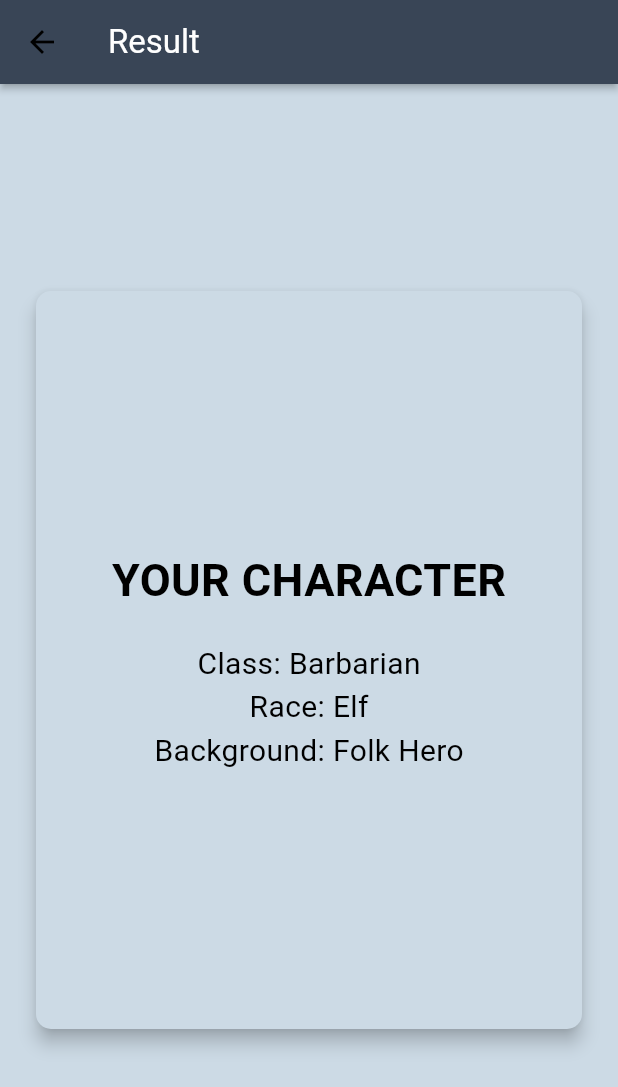
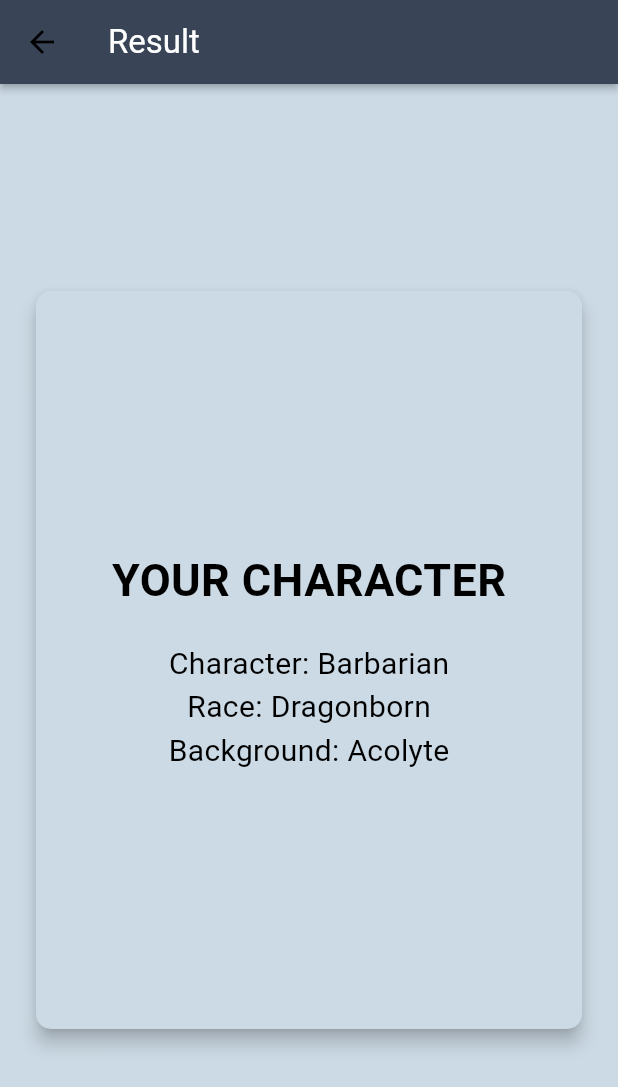
Before and after one commit to FormOfShred/dnd-quiz-app, a Flutter app: the Result screen opened directly with empty values, on a phone screen of 412 x 824 dp. Shown: the top 1087 px of the screen. Run offline on Flutter 3.47's test engine with Material 2 defaults, Android fonts, the phone set to English and light mode, and no system bars.

Commit message:
up to date

```diff
--- a/lib/data/character_state_data.dart
+++ b/lib/data/character_state_data.dart
@@ -65,7 +65,7 @@ class CharacterState {
 
     // find class with highest int
     int highestClass = 0;
-    String highestClassString = "";
+    String highestClassString = characterState[0].entries.first.key;
     for (var map in characterState[0].entries) {
       if (map.value > highestClass) {
         highestClass = map.value;
@@ -74,6 +74,28 @@ class CharacterState {
       characterMap["Class"] = highestClassString;
     }
 
+    // find race with highest int
+    int highestRace = 0;
+    String highestRaceString = characterState[1].entries.first.key;
+    for (var map in characterState[1].entries) {
+      if (map.value > highestRace) {
+        highestRace = map.value;
+        highestRaceString = map.key;
+      }
+      characterMap["Race"] = highestRaceString;
+    }
+
+    // find background with highest int
+    int highestBackground = 0;
+    String highestBackgroundString = characterState[2].entries.first.key;
+    for (var map in characterState[2].entries) {
+      if (map.value > highestBackground) {
+        highestBackground = map.value;
+        highestBackgroundString = map.key;
+      }
+      characterMap["Background"] = highestBackgroundString;
+    }
+
     return characterMap;
   }
 }
--- a/lib/src/result.dart
+++ b/lib/src/result.dart
@@ -4,6 +4,10 @@ import 'package:flutter/material.dart';
 class Result extends StatelessWidget {
   final CharacterState characterState;
   const Result({Key? key, required this.characterState}) : super(key: key);
+
+  Map<String, String> characterData(CharacterState character) {
+    return character.calculateCharacter();
+  }
 
   @override
   Widget build(BuildContext context) => Scaffold(
@@ -23,15 +27,20 @@ class Result extends StatelessWidget {
               Navigator.pushNamedAndRemoveUntil(context, '/', (route) => false),
         ),
       ),
-      body: const Center(
+      body: Center(
           child: SingleChildScrollView(
               child: Padding(
-                  padding: EdgeInsets.all(20.0), child: ResultCard()))));
+                  padding: const EdgeInsets.all(20.0),
+                  child: ResultCard(
+                    character: characterData(characterState),
+                  )))));
 }
 
 class ResultCard extends StatelessWidget {
+  final Map<String, String> character;
   const ResultCard({
     super.key,
+    required this.character,
   });
 
   @override
@@ -55,21 +64,21 @@ class ResultCard extends StatelessWidget {
                         fontWeight: FontWeight.bold)),
                 const SizedBox(height: 20),
                 Text(
-                  "Class: Barbarian",
+                  'Character: ${character["Class"]}',
                   style: TextStyle(
                       color: Theme.of(context).colorScheme.onSurface,
                       fontSize: 20,
                       fontWeight: FontWeight.w400),
                 ),
                 Text(
-                  "Race: Elf",
+                  "Race: ${character["Race"]}",
                   style: TextStyle(
                       color: Theme.of(context).colorScheme.onSurface,
                       fontSize: 20,
                       fontWeight: FontWeight.w400),
                 ),
                 Text(
-                  "Background: Folk Hero",
+                  "Background: ${character["Background"]}",
                   style: TextStyle(
                       color: Theme.of(context).colorScheme.onSurface,
                       fontSize: 20,
```
Also changed, not shown: lib/data/background_data.dart (+7 -12 lines), lib/data/class_data.dart (+0 -16 lines), lib/data/race_data.dart (+9 -12 lines).
